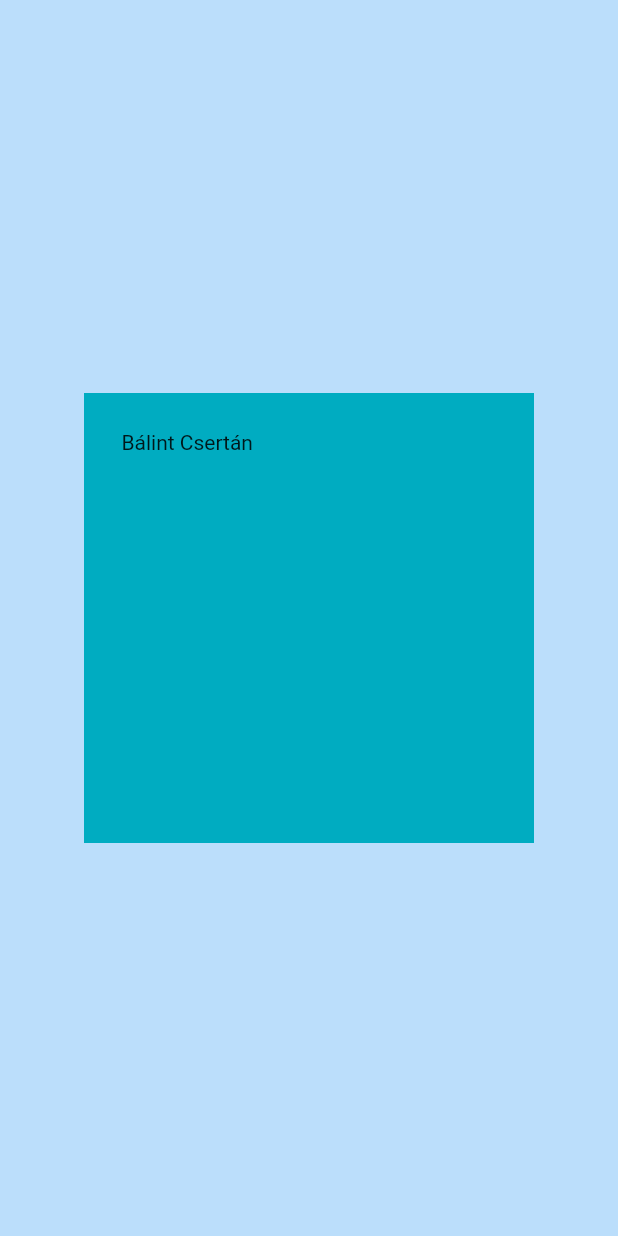
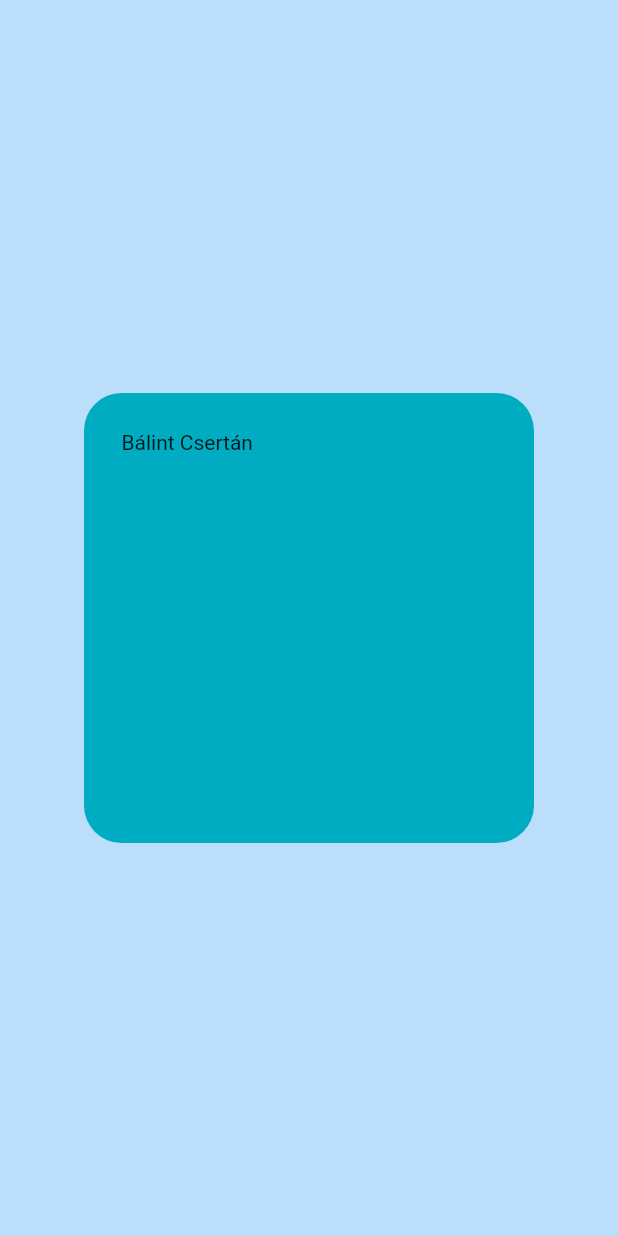
Before and after one commit to Balint90/basic_widgets, a Flutter app: the screen it shows after launch, on a phone screen of 412 x 824 dp. Run offline on Flutter 3.47's test engine with Material 2 defaults, Android fonts, the phone set to English and light mode, and no system bars.

Commit message:
Border radius

```diff
--- a/lib/main.dart
+++ b/lib/main.dart
@@ -17,8 +17,10 @@ class MyApp extends StatelessWidget {
           child: Container(
             height: 300,
             width: 300,
-            color: Colors.cyan[600],
-            padding: EdgeInsets.only(left: 25, top: 25),
+            decoration: BoxDecoration(
+                color: Colors.cyan[600],
+                borderRadius: BorderRadius.circular(25)),
+            padding: EdgeInsets.all(25),
             child: Text("Bálint Csertán"),
           ),
         ),
```
